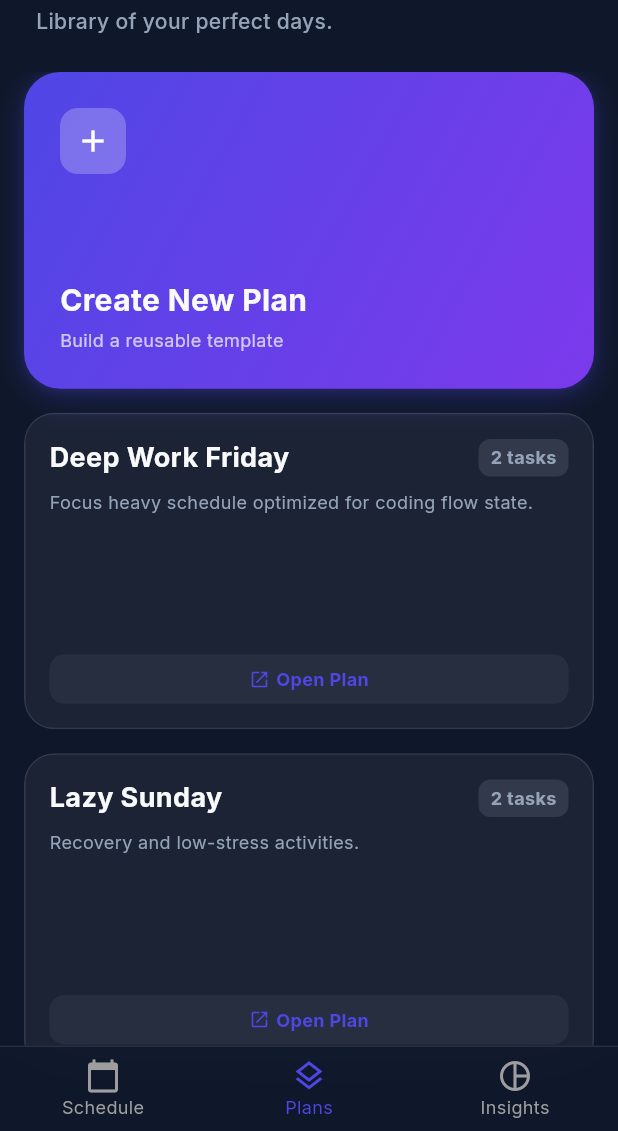
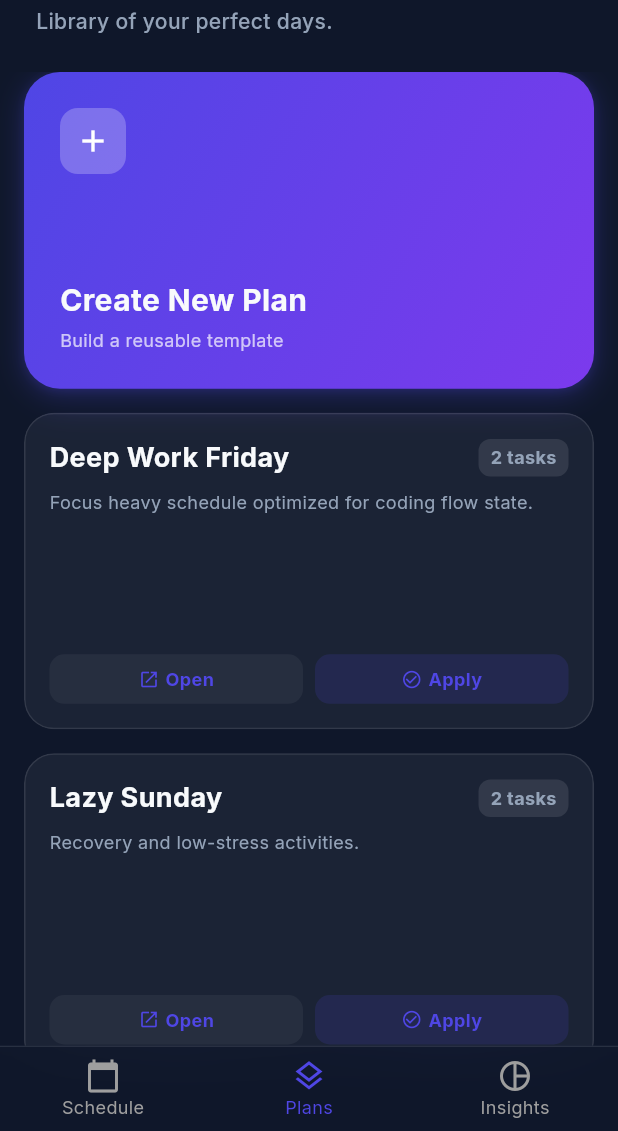
Before and after one commit to ajay99511/chronos_planner, a Flutter app: the screen it shows after launch, item 2 of the bottom bar chosen, on a phone screen of 412 x 824 dp, the part 105-1236 px from its top. Run offline on Flutter 3.47's test engine with Material 3 defaults, Android fonts, the phone set to English and light mode, and no system bars; our stand-ins replace drift, google_fonts, shared_preferences; accounts and stored records are empty; generated files the repository leaves out were written again.

Commit message:
Integrated the open and apply buttons for the plans for easy navigation.

```diff
--- a/lib/ui/screens/work_plans_view.dart
+++ b/lib/ui/screens/work_plans_view.dart
@@ -138,9 +138,20 @@ class WorkPlansView extends StatelessWidget {
                             maxLines: 2,
                             overflow: TextOverflow.ellipsis),
                         const Spacer(),
-                        Container(
-                          width: double.infinity,
-                          padding: const EdgeInsets.symmetric(vertical: 8),
+                        Row(
+                          children: [
+                            Expanded(
+                              child: GestureDetector(
+                                onTap: () {
+                                  showDialog(
+                                    context: context,
+                                    builder: (_) =>
+                                        WorkPlanDetailDialog(template: tmpl),
+                                  );
+                                },
+                                child: Container(
+                                  padding:
+                                      const EdgeInsets.symmetric(vertical: 8),
                                   alignment: Alignment.center,
                                   decoration: BoxDecoration(
                                     color: Colors.white.withValues(alpha: 0.05),
@@ -153,11 +164,51 @@ class WorkPlansView extends StatelessWidget {
                                       const Icon(Icons.open_in_new,
                                           size: 14, color: AppColors.neonBlue),
                                       const SizedBox(width: 4),
-                              Text("Open Plan",
-                                  style: AppTextStyles.chip
-                                      .copyWith(color: AppColors.neonBlue)),
+                                      Text("Open",
+                                          style: AppTextStyles.chip.copyWith(
+                                              color: AppColors.neonBlue)),
                                     ],
                                   ),
+                                ),
+                              ),
+                            ),
+                            const SizedBox(width: 8),
+                            Expanded(
+                              child: GestureDetector(
+                                onTap: () {
+                                  final today = DateTime.now().weekday - 1;
+                                  provider.applyTemplateToDays(tmpl, [today]);
+                                  ScaffoldMessenger.of(context).showSnackBar(
+                                    const SnackBar(
+                                      content: Text("Plan applied to today"),
+                                    ),
+                                  );
+                                },
+                                child: Container(
+                                  padding:
+                                      const EdgeInsets.symmetric(vertical: 8),
+                                  alignment: Alignment.center,
+                                  decoration: BoxDecoration(
+                                    color: AppColors.neonBlue
+                                        .withValues(alpha: 0.15),
+                                    borderRadius:
+                                        BorderRadius.circular(AppRadius.sm + 2),
+                                  ),
+                                  child: Row(
+                                    mainAxisAlignment: MainAxisAlignment.center,
+                                    children: [
+                                      const Icon(Icons.check_circle_outline,
+                                          size: 14, color: AppColors.neonBlue),
+                                      const SizedBox(width: 4),
+                                      Text("Apply",
+                                          style: AppTextStyles.chip.copyWith(
+                                              color: AppColors.neonBlue)),
+                                    ],
+                                  ),
+                                ),
+                              ),
+                            ),
+                          ],
                         )
                       ],
                     ),
```
Lines whose indentation alone changed are shown as unchanged.
